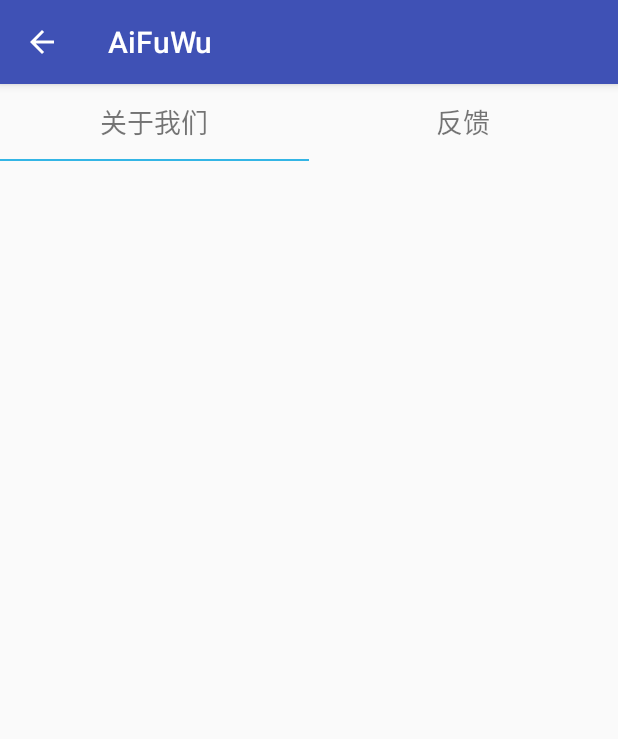
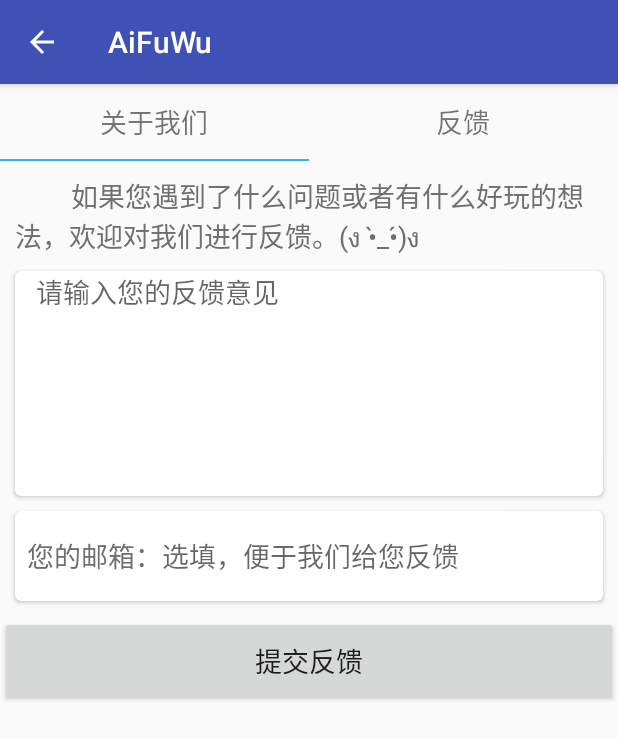
Before and after one commit to wyctxwd1/Aifuwu, an Android app: the AboutUsActivity screen opened directly, with no data from a screen before it, after a tap on "反馈", on a phone screen of 412 x 824 dp. Shown: the top 739 px of the screen. Run offline under Robolectric (Android 15) with nearby library versions, the phone set to English and light mode, and no system bars; pictures from the network do not load; 1 statement that could not run was skipped.

Commit message:
反馈功能完成/viewpage完成
利用javamail-android作为反馈来给自己的邮箱发送反馈信息。
反馈界面曾有一个EditText获取不了焦点的bug，目测是因为和父布局争夺焦点导致。
将父布局的height设为wrap-content后解决

```diff
--- a/app/src/main/AndroidManifest.xml
+++ b/app/src/main/AndroidManifest.xml
@@ -20,7 +20,7 @@
         </activity>
         <activity
             android:name=".LoginActivity"
-            android:windowSoftInputMode="stateHidden">
+            android:windowSoftInputMode="stateHidden|adjustPan">
             <intent-filter>
                 <action android:name="android.intent.action.MAIN"/>
                 <category android:name="android.intent.category.LAUNCHER"/>
--- a/app/src/main/java/com/ab/yuri/aifuwu/AboutUsActivity.java
+++ b/app/src/main/java/com/ab/yuri/aifuwu/AboutUsActivity.java
@@ -1,5 +1,7 @@
 package com.ab.yuri.aifuwu;
 
+import android.app.Activity;
+import android.content.Context;
 import android.graphics.BitmapFactory;
 import android.graphics.Matrix;
 import android.support.v4.app.Fragment;
@@ -10,8 +12,10 @@ import android.os.Bundle;
 import android.support.v7.widget.Toolbar;
 import android.view.MenuItem;
 import android.view.View;
+import android.view.WindowManager;
 import android.view.animation.Animation;
 import android.view.animation.TranslateAnimation;
+import android.view.inputmethod.InputMethodManager;
 import android.widget.ImageView;
 import android.widget.TextView;
 import android.widget.Toast;
@@ -120,6 +124,7 @@ public class AboutUsActivity extends AppCompatActivity{
             animation.setFillAfter(true);//动画终止时停留在最后一帧，不然会回到没有执行前的状态
             animation.setDuration(200);//动画持续时间0.2秒
             tabLine.startAnimation(animation);//是用tabline来显示动画的
+            hideInputKeyboard(AboutUsActivity.this);//切换时隐藏键盘
         }
 
         @Override
@@ -139,6 +144,20 @@ public class AboutUsActivity extends AppCompatActivity{
     }
 
 
+    public  void hideInputKeyboard(final Context context) {
+        final Activity activity = (Activity) context;
+        activity.runOnUiThread(new Runnable() {
+            @Override
+            public void run() {
+                InputMethodManager mInputKeyBoard = (InputMethodManager) context.getSystemService(Context.INPUT_METHOD_SERVICE);
+                if (activity.getCurrentFocus() != null) {
+                    mInputKeyBoard.hideSoftInputFromWindow(activity.getCurrentFocus().getWindowToken(),InputMethodManager.HIDE_NOT_ALWAYS);
+                    activity.getWindow().setSoftInputMode(WindowManager.LayoutParams.SOFT_INPUT_STATE_HIDDEN);
+                }
+            }
+        });
+    }
+
 
 
 
--- a/app/src/main/java/com/ab/yuri/aifuwu/AboutUsFragment.java
+++ b/app/src/main/java/com/ab/yuri/aifuwu/AboutUsFragment.java
@@ -1,5 +1,6 @@
 package com.ab.yuri.aifuwu;
 
+import android.content.Context;
 import android.os.Build;
 import android.os.Bundle;
 import android.support.annotation.Nullable;
@@ -11,6 +12,7 @@ import android.support.v7.widget.RecyclerView;
 import android.view.LayoutInflater;
 import android.view.View;
 import android.view.ViewGroup;
+import android.view.inputmethod.InputMethodManager;
 import android.widget.LinearLayout;
 import android.widget.ListView;
 import android.widget.RelativeLayout;
@@ -65,6 +67,8 @@ public class AboutUsFragment extends Fragment {
         return view;
     }
 
+
+
     private void initUses(){
         Uses app=new Uses("开发：Echan",R.drawable.icon_app);
         mUsesList.add(app);
--- a/app/src/main/java/com/ab/yuri/aifuwu/FeedbackFragment.java
+++ b/app/src/main/java/com/ab/yuri/aifuwu/FeedbackFragment.java
@@ -1,10 +1,82 @@
 package com.ab.yuri.aifuwu;
 
+import android.content.Context;
+import android.os.Bundle;
+import android.renderscript.ScriptGroup;
+import android.support.annotation.Nullable;
 import android.support.v4.app.Fragment;
+import android.support.v4.app.FragmentActivity;
+import android.support.v4.view.ScrollingView;
+import android.util.Log;
+import android.view.LayoutInflater;
+import android.view.View;
+import android.view.ViewGroup;
+import android.view.WindowManager;
+import android.view.inputmethod.InputMethod;
+import android.view.inputmethod.InputMethodManager;
+import android.widget.Button;
+import android.widget.EditText;
+import android.widget.ScrollView;
+import android.widget.Toast;
+
+import com.ab.yuri.aifuwu.util.Mail;
+
+import java.sql.Time;
+import java.util.Timer;
+import java.util.TimerTask;
+
+import javax.mail.MessagingException;
+
+import static android.content.Context.INPUT_METHOD_SERVICE;
 
 /**
  * Created by Yuri on 2017/2/3.
  */
 
 public class FeedbackFragment extends Fragment {
+    private EditText feedbackContent;
+    private EditText feedbackEmail;
+    private Button feedbackSubmit;
+    @Nullable
+    @Override
+    public View onCreateView(LayoutInflater inflater, @Nullable ViewGroup container, @Nullable Bundle savedInstanceState) {
+        View view=inflater.inflate(R.layout.feedback_area,container,false);
+        feedbackContent= (EditText) view.findViewById(R.id.feedback_content);
+        feedbackEmail= (EditText) view.findViewById(R.id.feedback_email);
+        feedbackSubmit= (Button) view.findViewById(R.id.feedback_submit);
+        return view;
+    }
+
+
+    @Override
+    public void onActivityCreated(@Nullable Bundle savedInstanceState) {
+        super.onActivityCreated(savedInstanceState);
+        feedbackContent.requestFocus();
+        InputMethodManager imm = (InputMethodManager)getContext().getSystemService(INPUT_METHOD_SERVICE);
+        imm.toggleSoftInput(0, InputMethodManager.HIDE_NOT_ALWAYS);
+        feedbackSubmit.setOnClickListener(new View.OnClickListener() {
+            @Override
+            public void onClick(View v) {
+                final String content=feedbackContent.getText().toString();
+                final String email=feedbackEmail.getText().toString();
+                new Thread(new Runnable() {
+                    @Override
+                    public void run() {
+                        try {
+                            Mail.sendMail(content,email);
+                            getActivity().runOnUiThread(new Runnable() {
+                                @Override
+                                public void run() {
+                                    Toast.makeText(getContext(),"发送成功",Toast.LENGTH_SHORT).show();
+                                }
+                            });
+                        } catch (MessagingException e) {
+                            e.printStackTrace();
+                        }
+                    }
+                }).start();
+            }
+        });
+    }
+
 }
--- a/app/src/main/res/layout/about_us_item.xml
+++ b/app/src/main/res/layout/about_us_item.xml
@@ -6,8 +6,8 @@
               android:padding="10dp">
 
     <ImageView
-        android:layout_width="wrap_content"
-        android:layout_height="wrap_content"
+        android:layout_width="50dp"
+        android:layout_height="50dp"
         android:id="@+id/about_us_item_img"
         android:padding="10dp"/>
 
--- /dev/null
+++ b/app/src/main/res/layout/feedback_area.xml
@@ -0,0 +1,90 @@
+<?xml version="1.0" encoding="utf-8"?>
+<ScrollView
+    xmlns:android="http://schemas.android.com/apk/res/android"
+    xmlns:app="http://schemas.android.com/apk/res-auto"
+    android:layout_width="match_parent"
+    android:layout_height="match_parent"
+    android:overScrollMode="never"
+    android:scrollbars="none">
+<LinearLayout
+    android:orientation="vertical"
+    android:layout_width="match_parent"
+    android:layout_height="match_parent">
+
+        <TextView
+            android:layout_width="match_parent"
+            android:layout_height="wrap_content"
+            android:textSize="18sp"
+            android:textColor="#706F6D"
+            android:layout_marginTop="10dp"
+            android:layout_marginBottom="10dp"
+            android:layout_marginLeft="10dp"
+            android:layout_marginRight="10dp"
+            android:text="        如果您遇到了什么问题或者有什么好玩的想法，欢迎对我们进行反馈。(ง •̀_•́)ง">
+        </TextView>
+
+
+    <android.support.v7.widget.CardView
+        android:layout_width="match_parent"
+        android:layout_height="wrap_content"
+        android:layout_marginBottom="10dp"
+        android:layout_marginLeft="10dp"
+        android:layout_marginRight="10dp"
+        app:cardCornerRadius="4dp">
+        <EditText
+            android:id="@+id/feedback_content"
+            android:layout_width="match_parent"
+            android:layout_height="150dp"
+            android:hint="   请输入您的反馈意见"
+            android:gravity="top"
+            android:background="@null"/>
+    </android.support.v7.widget.CardView>
+
+
+    <android.support.v7.widget.CardView
+        android:layout_width="match_parent"
+        android:layout_height="wrap_content"
+        app:cardCornerRadius="4dp"
+        android:layout_marginBottom="10dp"
+        android:layout_marginLeft="10dp"
+        android:layout_marginRight="10dp">
+
+        <LinearLayout
+            android:layout_width="match_parent"
+            android:layout_height="60dp"
+            android:orientation="horizontal">
+
+            <TextView
+                android:layout_width="wrap_content"
+                android:layout_height="wrap_content"
+                android:layout_marginLeft="8dp"
+                android:layout_gravity="center_vertical"
+                android:text="您的邮箱："
+                android:textColor="#706F6D"
+                android:textSize="18sp"/>
+
+            <EditText
+                android:id="@+id/feedback_email"
+                android:layout_width="0dp"
+                android:layout_height="wrap_content"
+                android:layout_weight="1"
+                android:layout_gravity="center_vertical"
+                android:gravity="center_vertical"
+                android:hint="选填，便于我们给您反馈"
+                android:background="@null"
+                android:inputType="text"
+                android:maxLines="1"
+                android:imeOptions="actionDone"/>
+        </LinearLayout>
+    </android.support.v7.widget.CardView>
+
+    <Button
+        android:id="@+id/feedback_submit"
+        android:layout_width="match_parent"
+        android:layout_height="60dp"
+        android:text="提交反馈"
+        android:textSize="18sp"
+        android:layout_gravity="center_horizontal"/>
+
+</LinearLayout>
+</ScrollView>
```
Also changed, not shown: app/src/main/java/com/ab/yuri/aifuwu/LoginActivity.java (+1 -6 lines), app/src/main/java/com/ab/yuri/aifuwu/util/Mail.java (added, +48 -0 lines), app/src/main/java/com/ab/yuri/aifuwu/util/Utility.java (+1 -10 lines), app/src/main/res/layout/activity_login.xml (+6 -2 lines), app/libs/activation.jar (added), app/libs/additionnal.jar (added), app/libs/mail.jar (added).
